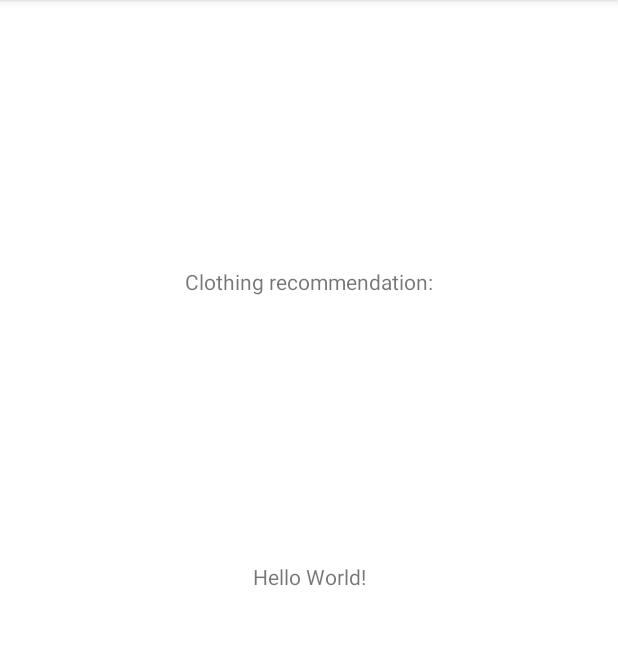
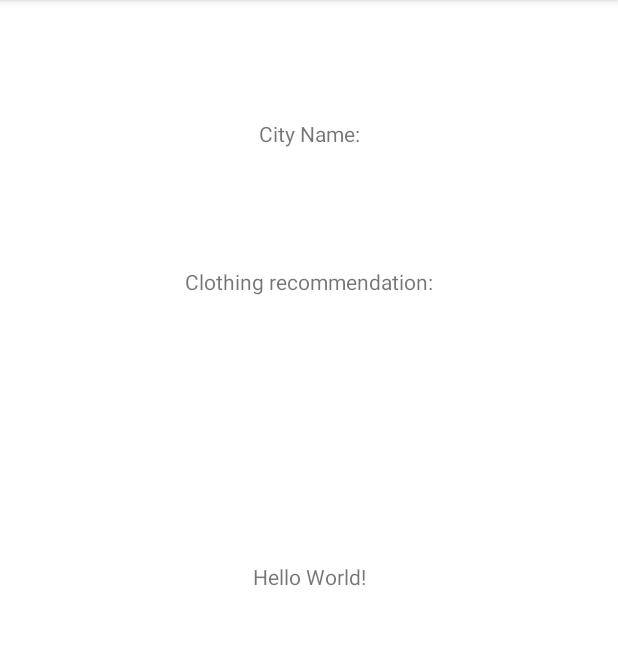
Before and after one commit to ituitis20-doganumu20/internship_project, an Android app: the screen it shows after launch (MainActivity), on a phone screen of 412 x 824 dp, the part 84-729 px from its top. Run offline under Robolectric (Android 15) with nearby library versions, the phone set to English and light mode, and no system bars.

Commit message:
version 3 with automatic location

```diff
--- a/Weather/app/src/main/AndroidManifest.xml
+++ b/Weather/app/src/main/AndroidManifest.xml
@@ -2,8 +2,10 @@
 <manifest xmlns:android="http://schemas.android.com/apk/res/android"
     xmlns:tools="http://schemas.android.com/tools">
     <uses-permission android:name="android.permission.INTERNET" />
+    <uses-permission android:name="android.permission.ACCESS_COARSE_LOCATION" />
+    <uses-permission android:name="android.permission.ACCESS_FINE_LOCATION" />
 
-    <application
+       <application
         android:allowBackup="true"
         android:dataExtractionRules="@xml/data_extraction_rules"
         android:fullBackupContent="@xml/backup_rules"
--- a/Weather/app/src/main/java/com/example/weather/WeatherClient.java
+++ b/Weather/app/src/main/java/com/example/weather/WeatherClient.java
@@ -3,7 +3,7 @@ package com.example.weather;
 import retrofit2.Retrofit;
 import retrofit2.converter.gson.GsonConverterFactory;
 
-public class WeatherClient {
+public class WeatherClient { //this class is singleton, since the retrofit is private static.
     private static final String BASE_URL = "https://api.openweathermap.org/data/2.5/";
     private static Retrofit retrofit;
 
--- a/Weather/app/src/main/res/layout/activity_main.xml
+++ b/Weather/app/src/main/res/layout/activity_main.xml
@@ -47,5 +47,15 @@
         app:layout_constraintStart_toStartOf="parent"
         app:layout_constraintTop_toTopOf="parent" />
 
+    <TextView
+        android:id="@+id/CityNameView"
+        android:layout_width="wrap_content"
+        android:layout_height="wrap_content"
+        android:text="City Name:"
+        app:layout_constraintBottom_toTopOf="@+id/clothingRecommendationTextView"
+        app:layout_constraintEnd_toEndOf="parent"
+        app:layout_constraintStart_toStartOf="parent"
+        app:layout_constraintTop_toTopOf="parent" />
+
 
 </androidx.constraintlayout.widget.ConstraintLayout>
```
Also changed, not shown: Weather/app/build.gradle (+9 -5 lines), Weather/app/src/main/java/com/example/weather/MainActivity.java (+91 -13 lines).
